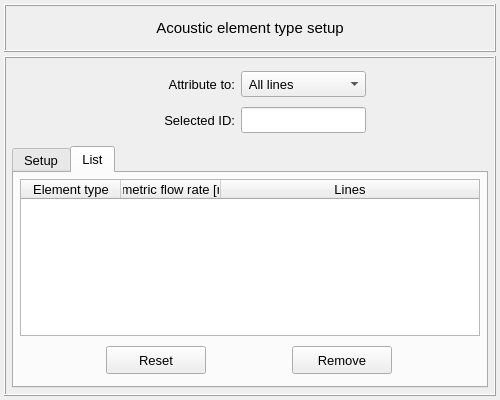
Qt form pulse/interface/data/ui_files/model/setup/acoustic/acoustic_element_type_input.ui (open-pulse/OpenPulse) before a commit.
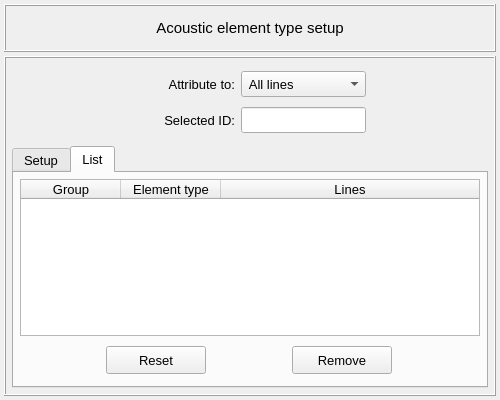
The same form after that commit. The open tabs and pages were chosen to show the change.

Commit message: Fix errors in the acoustic element type UI

```diff
--- a/pulse/interface/data/ui_files/model/setup/acoustic/acoustic_element_type_input.ui
+++ b/pulse/interface/data/ui_files/model/setup/acoustic/acoustic_element_type_input.ui
@@ -1217,7 +1217,7 @@
             </property>
             <column>
              <property name="text">
-              <string>Element type</string>
+              <string>Group</string>
              </property>
              <property name="textAlignment">
               <set>AlignCenter</set>
@@ -1225,7 +1225,7 @@
             </column>
             <column>
              <property name="text">
-              <string>Volumetric flow rate [m³/s]</string>
+              <string>Element type</string>
              </property>
              <property name="textAlignment">
               <set>AlignCenter</set>
```
The commit also changes 4 other files.
